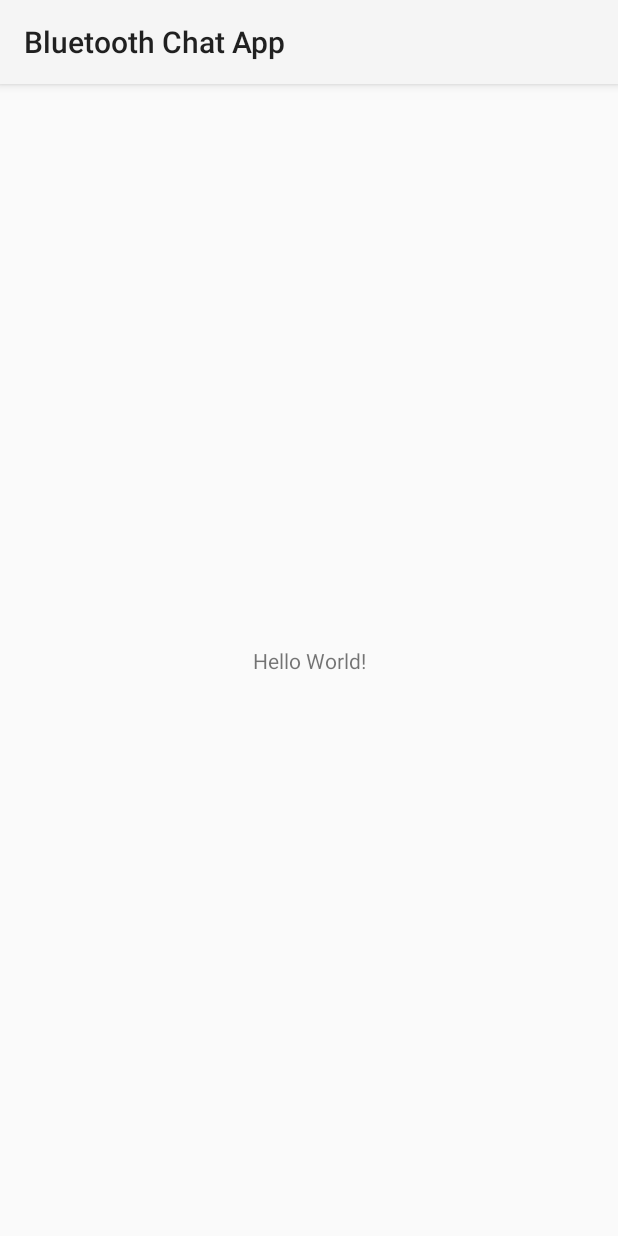
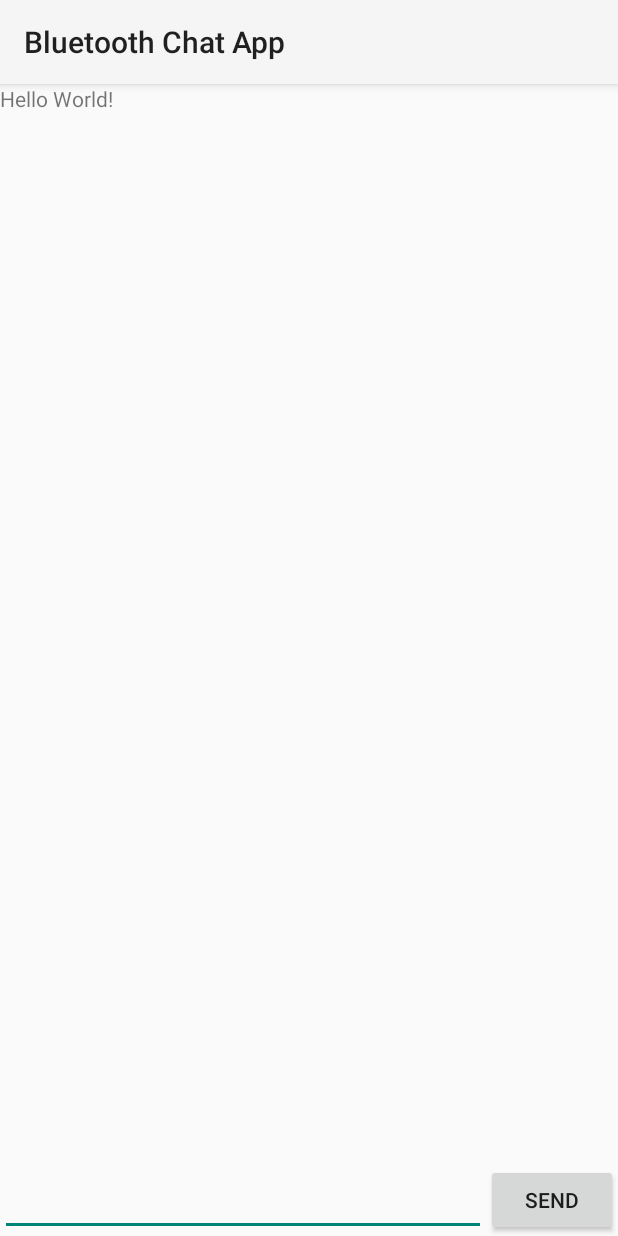
Before and after one commit to nima-abdpoor/BluetoothChatApp, an Android app: the screen it shows after launch (MainActivity), on a phone screen of 412 x 824 dp. Run offline under Robolectric (Android 15) with nearby library versions, the phone set to English and light mode, and no system bars; 1 statement that could not run was skipped.

Commit message:
replace ChatFragment.kt in MainActivity.kt

```diff
--- a/app/src/main/java/com/nima/bluetoothchatapp/ChatFragment.kt
+++ b/app/src/main/java/com/nima/bluetoothchatapp/ChatFragment.kt
@@ -6,6 +6,7 @@ import android.bluetooth.BluetoothAdapter
 import android.content.Intent
 import android.os.Bundle
 import android.os.Handler
+import android.os.Looper
 import android.os.Message
 import android.util.Log
 import android.view.*
@@ -213,7 +214,7 @@ class ChatFragment : Fragment() {
     /**
      * The Handler that gets information back from the BluetoothChatService
      */
-    private val mHandler: Handler = object : Handler() {
+    private val mHandler: Handler = object : Handler(Looper.getMainLooper()) {
         override fun handleMessage(msg: Message) {
             val activity: FragmentActivity = requireActivity()
             when (msg.what) {
--- a/app/src/main/java/com/nima/bluetoothchatapp/MainActivity.kt
+++ b/app/src/main/java/com/nima/bluetoothchatapp/MainActivity.kt
@@ -38,7 +38,7 @@ class MainActivity : AppCompatActivity() {
         setBluetoothAdapter()
         val transaction: FragmentTransaction = supportFragmentManager.beginTransaction()
         val fragment = ChatFragment()
-        transaction.add(fragment,null)
+        transaction.replace(R.id.sample_content_fragment,fragment)
         transaction.commit()
     }
 
--- a/app/src/main/res/layout/activity_main.xml
+++ b/app/src/main/res/layout/activity_main.xml
@@ -1,5 +1,5 @@
 <?xml version="1.0" encoding="utf-8"?>
-<androidx.constraintlayout.widget.ConstraintLayout xmlns:android="http://schemas.android.com/apk/res/android"
+<RelativeLayout xmlns:android="http://schemas.android.com/apk/res/android"
     xmlns:app="http://schemas.android.com/apk/res-auto"
     xmlns:tools="http://schemas.android.com/tools"
     android:layout_width="match_parent"
@@ -15,4 +15,9 @@
         app:layout_constraintRight_toRightOf="parent"
         app:layout_constraintTop_toTopOf="parent" />
 
-</androidx.constraintlayout.widget.ConstraintLayout>
+    <FrameLayout
+        android:id="@+id/sample_content_fragment"
+        android:layout_width="match_parent"
+        android:layout_height="match_parent" />
+
+</RelativeLayout>
```
